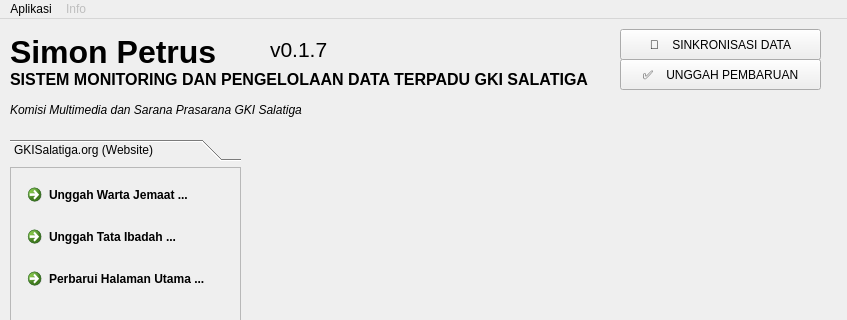
Qt form qtdesigner-ui/screen_main.ui (gkisalatiga/simon-petrus) before a commit; both pictures show x 0 to 847 and y 0 to 320 of the 847 by 713 pixel window.
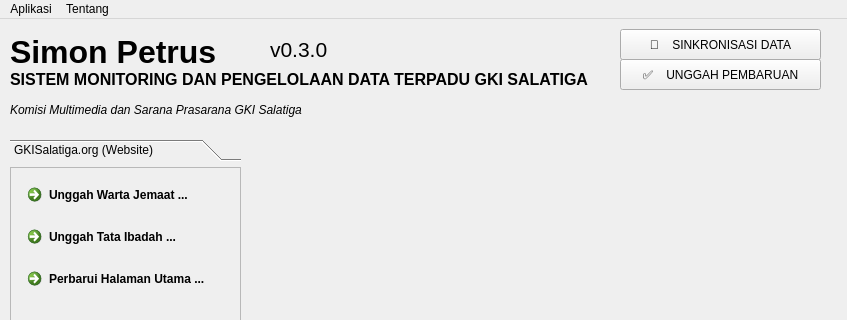
The same form after that commit.

What changed in the file:
```diff
--- a/qtdesigner-ui/screen_main.ui
+++ b/qtdesigner-ui/screen_main.ui
@@ -394,7 +394,7 @@
      </font>
     </property>
     <property name="text">
-     <string>v0.1.7</string>
+     <string>v0.3.0</string>
     </property>
     <property name="alignment">
      <set>Qt::AlignLeading|Qt::AlignLeft|Qt::AlignVCenter</set>
@@ -470,18 +470,6 @@
      <height>21</height>
     </rect>
    </property>
-   <widget class="QMenu" name="menuBerkas">
-    <property name="enabled">
-     <bool>false</bool>
-    </property>
-    <property name="title">
-     <string>Info</string>
-    </property>
-    <addaction name="actionTentang"/>
-    <addaction name="actionBantuan"/>
-    <addaction name="actionLisensi"/>
-    <addaction name="actionLog_Pembaruan"/>
-   </widget>
    <widget class="QMenu" name="menuAkun">
     <property name="title">
      <string>Aplikasi</string>
@@ -489,8 +477,15 @@
     <addaction name="action_settings"/>
     <addaction name="action_exit"/>
    </widget>
+   <widget class="QMenu" name="menuTentang">
+    <property name="title">
+     <string>Tentang</string>
+    </property>
+    <addaction name="action_license"/>
+    <addaction name="action_changelog"/>
+   </widget>
    <addaction name="menuAkun"/>
-   <addaction name="menuBerkas"/>
+   <addaction name="menuTentang"/>
   </widget>
   <action name="actionTentang">
    <property name="enabled">
```
Left out of the diff: 10 changed lines with no effect on the pictures.
